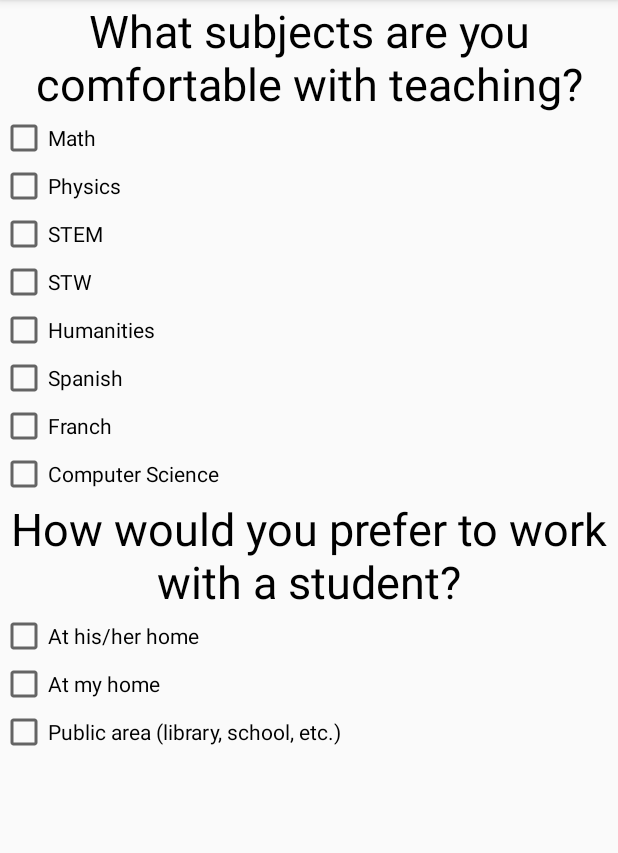
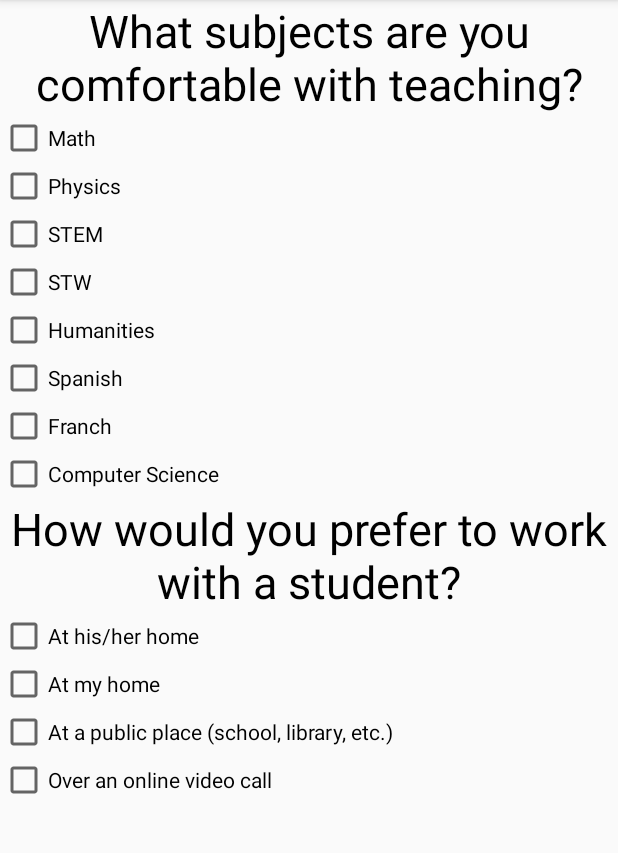
Before and after one commit to DanukGOAT/Android_Apps4Good, an Android app: the TutorQuestions screen opened directly, with no data from a screen before it, on a phone screen of 412 x 824 dp, the part 84-937 px from its top. Run offline under Robolectric (Android 15) with nearby library versions, the phone set to English and light mode, and no system bars.

Commit message:


```diff
--- a/app/src/main/res/layout/activity_tutor_questions.xml
+++ b/app/src/main/res/layout/activity_tutor_questions.xml
@@ -97,7 +97,13 @@
                 android:id="@+id/Q2Answer3"
                 android:layout_width="match_parent"
                 android:layout_height="wrap_content"
-                android:text="Public area (library, school, etc.)" />
+                android:text="At a public place (school, library, etc.)" />
+
+            <CheckBox
+                android:id="@+id/Q2Answer4"
+                android:layout_width="match_parent"
+                android:layout_height="wrap_content"
+                android:text="Over an online video call" />
 
         </LinearLayout>
     </ScrollView>
```
